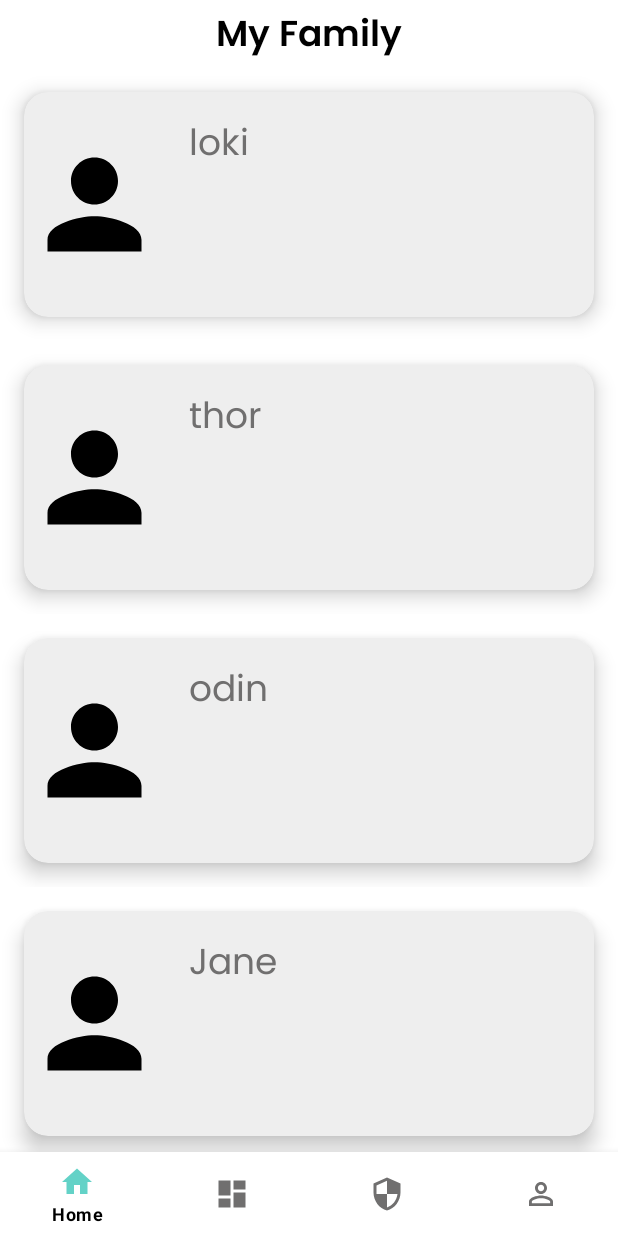
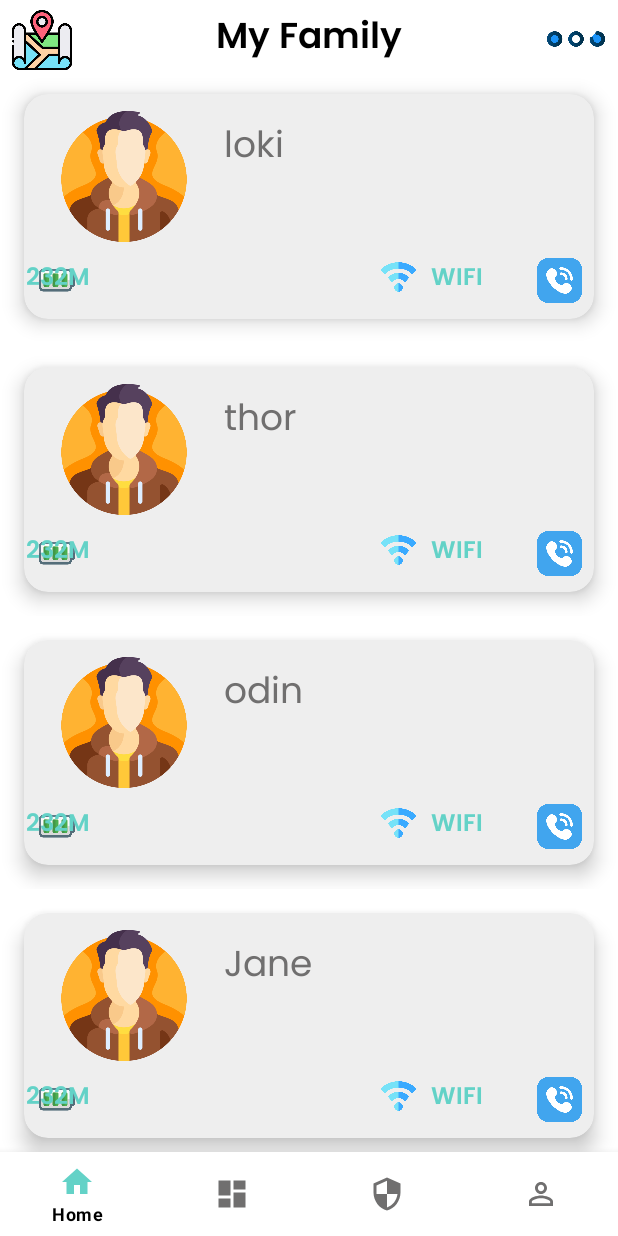
Before and after one commit to Jayamshriv/Safety, an Android app: the screen it shows after launch (MainActivity), on a phone screen of 412 x 824 dp. Run offline under Robolectric (Android 15) with nearby library versions, the phone set to English and light mode, and no system bars.

Commit message:
Second Commit

```diff
--- a/app/src/main/java/com/example/safety/HomeFragment.kt
+++ b/app/src/main/java/com/example/safety/HomeFragment.kt
@@ -29,7 +29,7 @@ class HomeFragment : Fragment() {
         Model("thor"),
         Model("odin"),
         Model("Jane"),
-        Model("Pro")
+        Model("Prof")
     )
 
     val adapter = safetyAdapter(memberList)
--- a/app/src/main/res/layout/fragment_home.xml
+++ b/app/src/main/res/layout/fragment_home.xml
@@ -1,26 +1,50 @@
 <?xml version="1.0" encoding="utf-8"?>
-<RelativeLayout xmlns:android="http://schemas.android.com/apk/res/android"
+<FrameLayout xmlns:android="http://schemas.android.com/apk/res/android"
     xmlns:tools="http://schemas.android.com/tools"
     android:layout_width="match_parent"
     android:layout_height="match_parent"
     tools:context=".HomeFragment">
+
+    <RelativeLayout
+        android:layout_width="match_parent"
+        android:layout_height="wrap_content">
+
+        <ImageView
+            android:id="@+id/mapIcon"
+            android:layout_width="56dp"
+            android:layout_height="40dp"
+            android:layout_alignBottom="@+id/textFam"
+            android:layout_alignParentStart="true"
+            android:src="@drawable/ic_location" />
 
     <TextView
         android:id="@+id/textFam"
         android:layout_width="match_parent"
         android:layout_height="wrap_content"
         android:layout_alignParentStart="true"
-        android:layout_marginTop="4dp"
+        android:layout_alignParentTop="true"
+        android:layout_marginStart="0dp"
+        android:layout_marginTop="5dp"
         android:fontFamily="@font/poppins_semi_bold"
         android:gravity="center_horizontal"
         android:text="@string/my_family"
         android:textColor="@color/black"
         android:textSize="24sp" />
 
-    <androidx.recyclerview.widget.RecyclerView
+        <ImageView
+            android:id="@+id/dotIcon"
+            android:layout_width="56dp"
+            android:layout_height="40dp"
+            android:layout_alignTop="@+id/textFam"
+            android:layout_alignBottom="@+id/textFam"
+            android:layout_alignParentEnd="true"
+            android:src="@drawable/ic_horz_dots" />
+
+        <androidx.recyclerview.widget.RecyclerView
         android:id="@+id/rvHome"
         tools:listitem="@layout/model"
         android:layout_width="match_parent"
         android:layout_height="wrap_content"
         android:layout_below="@+id/textFam"/>
-</RelativeLayout>
+    </RelativeLayout>
+</FrameLayout>
--- a/app/src/main/res/layout/model.xml
+++ b/app/src/main/res/layout/model.xml
@@ -19,28 +19,124 @@
             android:layout_width="match_parent"
             android:layout_height="match_parent">
 
+
             <ImageView
                 android:id="@+id/imgModel"
-                android:layout_width="94dp"
-                android:layout_height="94dp"
-                android:src="@drawable/ic_baseline_person_24"
+                android:layout_width="101dp"
+                android:layout_height="87dp"
+                android:layout_marginStart="@dimen/dimen_16dp"
+                android:src="@drawable/ic_male_person"
                 app:layout_constraintBottom_toBottomOf="parent"
                 app:layout_constraintStart_toStartOf="parent"
-                app:layout_constraintTop_toTopOf="parent" />
+                app:layout_constraintTop_toTopOf="parent"
+                app:layout_constraintVertical_bias="0.186" />
+
+            <TextView
+                android:id="@+id/nameModel"
+                android:layout_width="wrap_content"
+                android:layout_height="wrap_content"
+                android:layout_margin="@dimen/dimen_16dp"
+                android:fontFamily="@font/poppins_regular"
+                android:textColor="@color/grey"
+                android:textSize="24sp"
+                app:layout_constraintStart_toEndOf="@+id/imgModel"
+                app:layout_constraintTop_toTopOf="parent"
+                tools:text="@string/app_name" />
+
+            <TextView
+                android:id="@+id/addModel"
+                android:layout_width="394dp"
+                android:layout_height="53dp"
+                android:layout_marginStart="@dimen/dimen_16dp"
+                android:fontFamily="@font/poppins_extra_light_italic"
+                android:textColor="@color/grey"
+                android:textSize="16sp"
+                app:layout_constraintEnd_toEndOf="parent"
+                app:layout_constraintHorizontal_bias="0.0"
+                app:layout_constraintStart_toEndOf="@+id/imgModel"
+                app:layout_constraintTop_toBottomOf="@+id/nameModel"
+                tools:text="@string/app_name" />
+
+            <ImageView
+                android:id="@+id/batteryModel"
+                android:layout_width="44dp"
+                android:layout_height="24dp"
+                android:src="@drawable/ic_battery"
+                app:layout_constraintBottom_toBottomOf="parent"
+                app:layout_constraintStart_toStartOf="parent"
+                app:layout_constraintTop_toBottomOf="@+id/imgModel" />
+
+            <TextView
+                android:id="@+id/batPerModel"
+                android:layout_width="wrap_content"
+                android:layout_height="23dp"
+                android:fontFamily="@font/poppins_semi_bold"
+                android:textColor="@color/green"
+                android:textSize="16sp"
+                app:layout_constraintBottom_toBottomOf="parent"
+                app:layout_constraintEnd_toStartOf="@+id/distModel"
+                app:layout_constraintHorizontal_bias="0.0"
+                app:layout_constraintStart_toEndOf="@+id/batteryModel"
+                app:layout_constraintTop_toBottomOf="@+id/imgModel"
+                android:text="69%" />
+
+
+            <ImageView
+                android:id="@+id/distModel"
+                android:layout_width="44dp"
+                android:layout_height="24dp"
+                android:layout_marginBottom="16dp"
+                android:src="@drawable/ic_distance"
+                app:layout_constraintBottom_toBottomOf="parent"
+                app:layout_constraintEnd_toStartOf="@+id/distmModel"
+                app:layout_constraintTop_toBottomOf="@+id/addModel"
+                app:layout_constraintVertical_bias="1.0" />
+
+            <TextView
+                android:id="@+id/distmModel"
+                android:layout_width="wrap_content"
+                android:layout_height="23dp"
+                android:layout_marginEnd="184dp"
+                android:fontFamily="@font/poppins_semi_bold"
+                android:textColor="@color/green"
+                android:textSize="16sp"
+                app:layout_constraintEnd_toStartOf="@+id/wifiImgModel"
+                app:layout_constraintTop_toBottomOf="@+id/addModel"
+               android:text="232M" />
+
+            <ImageView
+                android:id="@+id/wifiImgModel"
+                android:layout_width="43dp"
+                android:layout_height="24dp"
+                android:layout_marginBottom="16dp"
+                android:src="@drawable/ic_wifi"
+                app:layout_constraintBottom_toBottomOf="parent"
+                app:layout_constraintEnd_toStartOf="@+id/wifiTModel"
+                app:layout_constraintTop_toBottomOf="@+id/addModel"
+                app:layout_constraintVertical_bias="1.0" />
 
 
             <TextView
-                android:id="@+id/nameModel"
-                tools:text="@string/app_name"
+                android:id="@+id/wifiTModel"
                 android:layout_width="wrap_content"
-                android:layout_height="wrap_content"
-                android:layout_margin="16dp"
-                android:textSize="24sp"
-                app:layout_constraintStart_toEndOf="@id/imgModel"
-                app:layout_constraintTop_toTopOf="parent"
-                android:textColor="@color/grey"
-                android:fontFamily="@font/poppins_regular" />
+                android:layout_height="23dp"
+                android:layout_marginEnd="28dp"
+                android:fontFamily="@font/poppins_semi_bold"
+                android:textColor="@color/green"
+                android:textSize="16sp"
+                app:layout_constraintEnd_toStartOf="@+id/callImgModel"
+                app:layout_constraintTop_toBottomOf="@+id/addModel"
+                android:text="WIFI" />
 
+            <ImageView
+                android:id="@+id/callImgModel"
+                android:layout_width="46dp"
+                android:layout_height="30dp"
+                android:src="@drawable/ic_call"
+                app:layout_constraintBottom_toBottomOf="parent"
+                app:layout_constraintEnd_toEndOf="parent"
+                app:layout_constraintTop_toBottomOf="@+id/addModel"
+                app:layout_constraintVertical_bias="0.0" />
         </androidx.constraintlayout.widget.ConstraintLayout>
 
     </com.google.android.material.card.MaterialCardView>
--- a/app/src/main/res/values/dimens.xml
+++ b/app/src/main/res/values/dimens.xml
@@ -1,4 +1,6 @@
 <?xml version="1.0" encoding="utf-8"?>
 <resources>
     <dimen name="dimen_150dp">150dp</dimen>
+    <dimen name="dimen_72dp">72dp</dimen>
+    <dimen name="dimen_16dp">16dp</dimen>
 </resources>
```
Also changed, not shown: app/src/main/res/drawable/ic_battery.png (added), app/src/main/res/drawable/ic_call.png (added), app/src/main/res/drawable/ic_distance.png (added), app/src/main/res/drawable/ic_horz_dots.png (added), app/src/main/res/drawable/ic_location.png (added), app/src/main/res/drawable/ic_male_person.png (added), app/src/main/res/drawable/ic_wifi.png (added).
